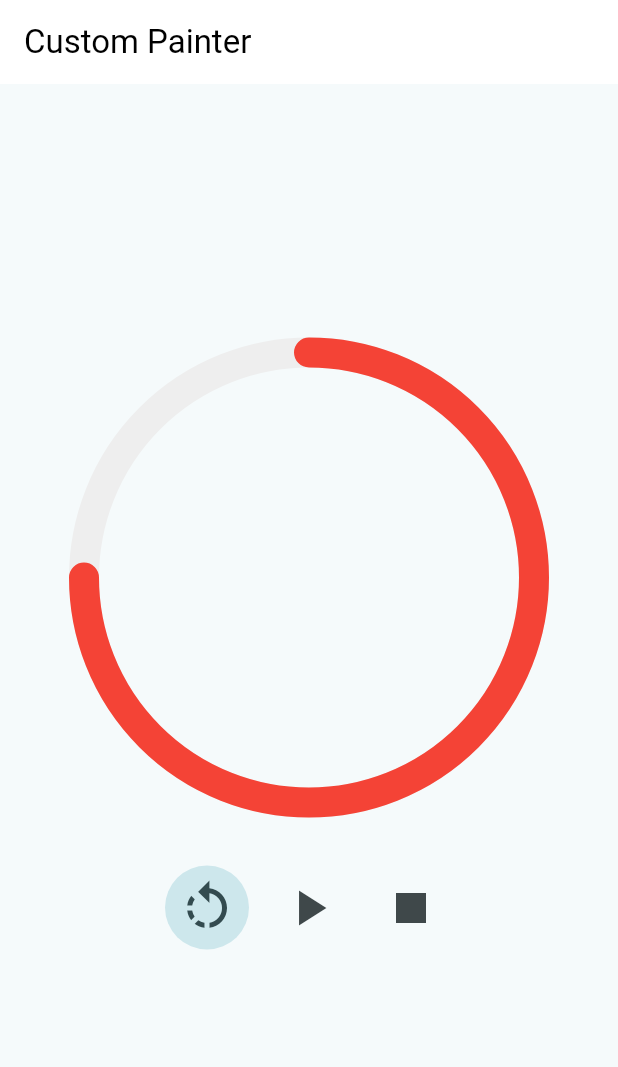
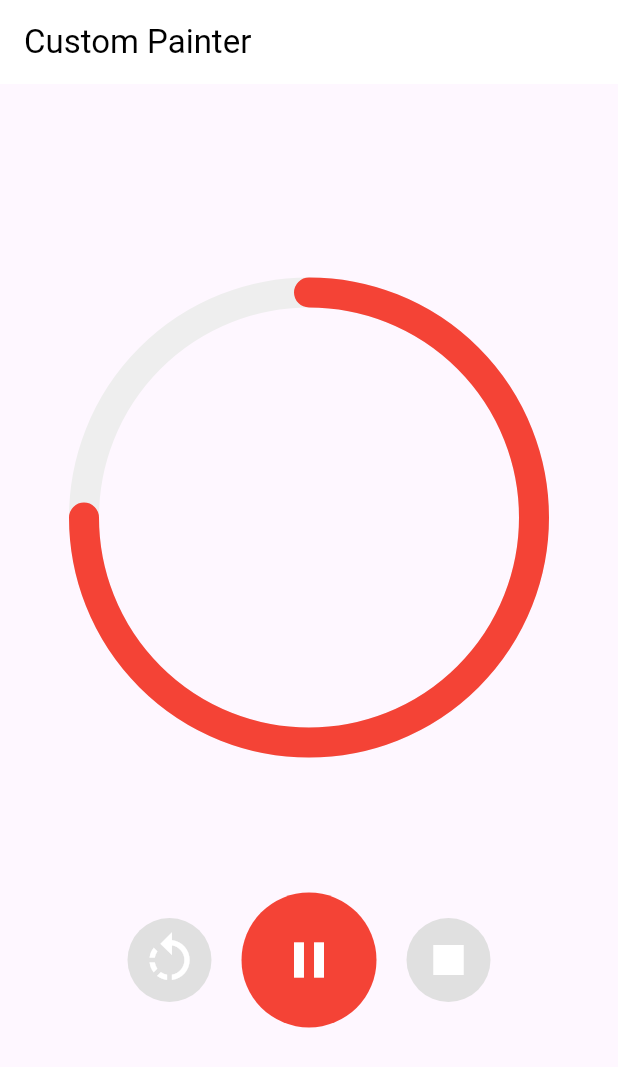
Before and after one commit to lips85/hary_animation, a Flutter app: the screen it shows after launch, after a tap on the "play arrow" icon, on a phone screen of 412 x 824 dp. Shown: the top 1067 px of the screen. Run offline on Flutter 3.47's test engine with Material 3 defaults, Android fonts, the phone set to English and light mode, and no system bars; our stand-ins replace gap.

Commit message:
버튼 완성

```diff
--- a/lib/features/03_custom_painter/custom_painter.dart
+++ b/lib/features/03_custom_painter/custom_painter.dart
@@ -10,7 +10,28 @@ class CustomPainterScreen extends StatefulWidget {
   State<CustomPainterScreen> createState() => _CustomPainterScreenState();
 }
 
-class _CustomPainterScreenState extends State<CustomPainterScreen> {
+class _CustomPainterScreenState extends State<CustomPainterScreen>
+    with SingleTickerProviderStateMixin {
+  late final AnimationController _animationController = AnimationController(
+    vsync: this,
+    duration: const Duration(seconds: 5),
+    reverseDuration: const Duration(seconds: 2),
+  );
+
+  bool _pressedPlay = false;
+
+  void _play() {
+    // _animationController.forward();
+    setState(() {
+      _pressedPlay = !_pressedPlay;
+    });
+  }
+
+  @override
+  void initState() {
+    super.initState();
+  }
+
   @override
   Widget build(BuildContext context) {
     return Scaffold(
@@ -29,30 +50,37 @@ class _CustomPainterScreenState extends State<CustomPainterScreen> {
                 height: 300,
               ),
             ),
-            const Gap(30),
+            const Gap(100),
             Row(
               mainAxisAlignment: MainAxisAlignment.center,
               children: [
-                IconButton.filledTonal(
+                IconButton.filled(
                   iconSize: 40,
                   onPressed: () {},
-                  icon: const Icon(
-                    Icons.rotate_left_sharp,
+                  icon: const Icon(Icons.rotate_left_sharp),
+                  style: IconButton.styleFrom(
+                    backgroundColor: Colors.grey.shade300, // 회색 배경색 설정
                   ),
                 ),
-                IconButton(
-                  padding: const EdgeInsets.all(20),
+                const Gap(20), // 아이콘 간 간격을 위해 추가
+                IconButton.filled(
+                  padding: const EdgeInsets.all(25),
+                  iconSize: 40,
+                  onPressed: _play,
+                  icon: _pressedPlay
+                      ? const Icon(Icons.pause)
+                      : const Icon(Icons.play_arrow),
+                  style: IconButton.styleFrom(
+                    backgroundColor: Colors.red, // 회색 배경색 설정
+                  ),
+                ),
+                const Gap(20), // 아이콘 간 간격을 위해 추가
+                IconButton.filled(
                   iconSize: 40,
                   onPressed: () {},
-                  icon: const Icon(
-                    Icons.play_arrow,
-                  ),
-                ),
-                IconButton(
-                  iconSize: 40,
-                  onPressed: () {},
-                  icon: const Icon(
-                    Icons.stop,
+                  icon: const Icon(Icons.stop),
+                  style: IconButton.styleFrom(
+                    backgroundColor: Colors.grey.shade300, // 회색 배경색 설정
                   ),
                 ),
               ],
--- a/lib/main.dart
+++ b/lib/main.dart
@@ -15,7 +15,6 @@ class HaryAnimation extends StatelessWidget {
       title: 'Flutter Animation MasterClass',
       theme: ThemeData(
         useMaterial3: true,
-        colorSchemeSeed: Colors.grey,
       ),
       home: const CustomPainterScreen(),
     );
```
